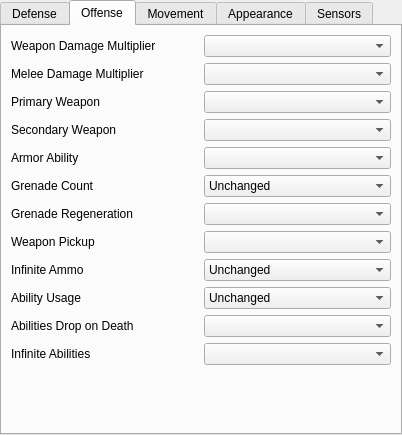
DavidJCobb/ReachVariantEditor, file native/src/ReachVariantTool/ui/main_window/page_player_traits.ui: the form before one commit.
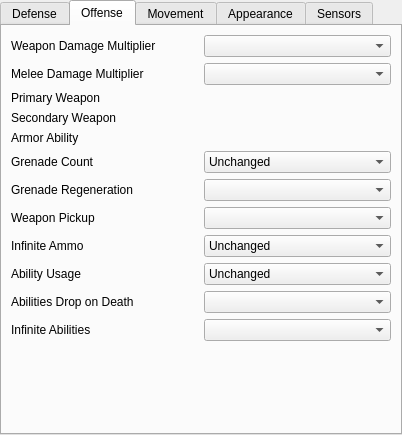
The form after the commit. The open tabs and pages were chosen to show the change. Custom widgets are drawn as their Qt base class.

Diff of the .ui file:
```diff
--- a/native/src/ReachVariantTool/ui/main_window/page_player_traits.ui
+++ b/native/src/ReachVariantTool/ui/main_window/page_player_traits.ui
@@ -573,10 +573,7 @@
       <attribute name="title">
        <string>Offense</string>
       </attribute>
-      <layout class="QGridLayout" name="gridLayout_11">
-       <item row="3" column="1">
-        <widget class="PlayerTraitWeaponCombobox" name="fieldWeaponSecondary"/>
-       </item>
+      <layout class="QGridLayout" name="gridLayout_11" columnstretch="1,1">
        <item row="10" column="0">
         <widget class="QLabel" name="labelAbilitiesDropOnDeath">
          <property name="text">
@@ -587,9 +584,56 @@
          </property>
         </widget>
        </item>
+       <item row="3" column="0">
+        <widget class="QLabel" name="labelWeaponSecondary">
+         <property name="text">
+          <string>Secondary Weapon</string>
+         </property>
+         <property name="buddy">
+          <cstring>fieldWeaponSecondary</cstring>
+         </property>
+        </widget>
+       </item>
        <item row="7" column="1">
         <widget class="PlayerTraitBooleanCombobox" name="fieldWeaponPickup"/>
        </item>
+       <item row="9" column="1">
+        <widget class="QComboBox" name="fieldAbilityUsage">
+         <item>
+          <property name="text">
+           <string>Unchanged</string>
+          </property>
+         </item>
+         <item>
+          <property name="text">
+           <string>Disabled</string>
+          </property>
+         </item>
+         <item>
+          <property name="text">
+           <string>Not With Objectives</string>
+          </property>
+         </item>
+         <item>
+          <property name="text">
+           <string>Enabled</string>
+          </property>
+         </item>
+        </widget>
+       </item>
+       <item row="8" column="0">
+        <widget class="QLabel" name="labelInfiniteAmmo">
+         <property name="text">
+          <string>Infinite Ammo</string>
+         </property>
+         <property name="buddy">
+          <cstring>fieldInfiniteAmmo</cstring>
+         </property>
+        </widget>
+       </item>
+       <item row="0" column="1">
+        <widget class="PlayerTraitDamageMultCombobox" name="fieldDamageMult"/>
+       </item>
        <item row="0" column="0">
         <widget class="QLabel" name="labelDamageMult">
          <property name="text">
@@ -624,6 +668,16 @@
          </item>
         </widget>
        </item>
+       <item row="9" column="0">
+        <widget class="QLabel" name="labelAbilityUsage">
+         <property name="text">
+          <string>Ability Usage</string>
+         </property>
+         <property name="buddy">
+          <cstring>fieldAbilityUsage</cstring>
+         </property>
+        </widget>
+       </item>
        <item row="1" column="0">
         <widget class="QLabel" name="labelMeleeMult">
          <property name="text">
@@ -634,70 +688,18 @@
          </property>
         </widget>
        </item>
-       <item row="8" column="0">
-        <widget class="QLabel" name="labelInfiniteAmmo">
-         <property name="text">
-          <string>Infinite Ammo</string>
-         </property>
-         <property name="buddy">
-          <cstring>fieldInfiniteAmmo</cstring>
-         </property>
-        </widget>
-       </item>
-       <item row="2" column="0">
-        <widget class="QLabel" name="labelWeaponPrimary">
-         <property name="text">
-          <string>Primary Weapon</string>
-         </property>
-         <property name="buddy">
-          <cstring>fieldWeaponPrimary</cstring>
+       <item row="10" column="1">
+        <widget class="PlayerTraitBooleanCombobox" name="fieldAbilitiesDropOnDeath">
+         <property name="toolTip">
+          <string>If enabled, players will drop their carried Armor Abilities when they die. Normally, they keep the Armor Abilities, such that others can't pick them up.</string>
          </property>
         </widget>
        </item>
        <item row="1" column="1">
         <widget class="PlayerTraitDamageMultCombobox" name="fieldMeleeMult"/>
        </item>
-       <item row="5" column="0">
-        <widget class="QLabel" name="labelGrenadeCount">
-         <property name="text">
-          <string>Grenade Count</string>
-         </property>
-         <property name="buddy">
-          <cstring>fieldGrenadeCount</cstring>
-         </property>
-        </widget>
-       </item>
-       <item row="3" column="0">
-        <widget class="QLabel" name="labelWeaponSecondary">
-         <property name="text">
-          <string>Secondary Weapon</string>
-         </property>
-         <property name="buddy">
-          <cstring>fieldWeaponSecondary</cstring>
-         </property>
-        </widget>
-       </item>
-       <item row="2" column="1">
-        <widget class="PlayerTraitWeaponCombobox" name="fieldWeaponPrimary"/>
-       </item>
-       <item row="0" column="1">
-        <widget class="PlayerTraitDamageMultCombobox" name="fieldDamageMult"/>
-       </item>
-       <item row="12" column="0" colspan="2">
-        <spacer name="verticalSpacer_10">
-         <property name="orientation">
-          <enum>Qt::Vertical</enum>
-         </property>
-         <property name="sizeHint" stdset="0">
-          <size>
-           <width>20</width>
-           <height>0</height>
-          </size>
-         </property>
-        </spacer>
-       </item>
-       <item row="4" column="1">
-        <widget class="PlayerTraitArmorAbilityCombobox" name="fieldArmorAbility"/>
+       <item row="11" column="1">
+        <widget class="PlayerTraitBooleanCombobox" name="fieldInfiniteAbility"/>
        </item>
        <item row="11" column="0">
         <widget class="QLabel" name="labelInfiniteAbility">
@@ -709,27 +711,33 @@
          </property>
         </widget>
        </item>
-       <item row="7" column="0">
-        <widget class="QLabel" name="labelWeaponPickup">
+       <item row="12" column="0" colspan="2">
+        <spacer name="verticalSpacer_10">
+         <property name="orientation">
+          <enum>Qt::Vertical</enum>
+         </property>
+         <property name="sizeHint" stdset="0">
+          <size>
+           <width>20</width>
+           <height>0</height>
+          </size>
+         </property>
+        </spacer>
+       </item>
+       <item row="5" column="0">
+        <widget class="QLabel" name="labelGrenadeCount">
          <property name="text">
-          <string>Weapon Pickup</string>
+          <string>Grenade Count</string>
          </property>
          <property name="buddy">
           <cstring>fieldWeaponPickup</cstring>
          </property>
         </widget>
        </item>
-       <item row="6" column="1">
-        <widget class="PlayerTraitBooleanCombobox" name="fieldGrenadeRegen">
-         <property name="toolTip">
-          <string>If enabled, the player will be given one plasma grenade and one frag grenade on every fifth second of the round, up to a maximum of two each.</string>
-         </property>
-        </widget>
-       </item>
-       <item row="4" column="0">
-        <widget class="QLabel" name="labelArmorAbility">
+       <item row="2" column="0">
+        <widget class="QLabel" name="labelWeaponPrimary">
          <property name="text">
-          <string>Armor Ability</string>
+          <string>Primary Weapon</string>
          </property>
          <property name="buddy">
           <cstring>fieldArmorAbility</cstring>
@@ -746,16 +754,6 @@
          </property>
         </widget>
        </item>
-       <item row="9" column="0">
-        <widget class="QLabel" name="labelAbilityUsage">
-         <property name="text">
-          <string>Ability Usage</string>
-         </property>
-         <property name="buddy">
-          <cstring>fieldAbilityUsage</cstring>
-         </property>
-        </widget>
-       </item>
        <item row="5" column="1">
         <widget class="QComboBox" name="fieldGrenadeCount">
          <item>
@@ -835,39 +833,41 @@
          </item>
         </widget>
        </item>
-       <item row="9" column="1">
-        <widget class="QComboBox" name="fieldAbilityUsage">
-         <item>
-          <property name="text">
-           <string>Unchanged</string>
-          </property>
-         </item>
-         <item>
-          <property name="text">
-           <string>Disabled</string>
-          </property>
-         </item>
-         <item>
-          <property name="text">
-           <string>Not With Objectives</string>
-          </property>
-         </item>
-         <item>
-          <property name="text">
-           <string>Enabled</string>
-          </property>
-         </item>
-        </widget>
-       </item>
-       <item row="10" column="1">
-        <widget class="PlayerTraitBooleanCombobox" name="fieldAbilitiesDropOnDeath">
+       <item row="6" column="1">
+        <widget class="PlayerTraitBooleanCombobox" name="fieldGrenadeRegen">
          <property name="toolTip">
           <string>If enabled, players will drop their carried Armor Abilities when they die. Normally, they keep the Armor Abilities, such that others can't pick them up.</string>
          </property>
         </widget>
        </item>
-       <item row="11" column="1">
-        <widget class="PlayerTraitBooleanCombobox" name="fieldInfiniteAbility"/>
+       <item row="7" column="0">
+        <widget class="QLabel" name="labelWeaponPickup">
+         <property name="text">
+          <string>Weapon Pickup</string>
+         </property>
+         <property name="buddy">
+          <cstring>fieldWeaponPickup</cstring>
+         </property>
+        </widget>
+       </item>
+       <item row="4" column="0">
+        <widget class="QLabel" name="labelArmorAbility">
+         <property name="text">
+          <string>Armor Ability</string>
+         </property>
+         <property name="buddy">
+          <cstring>fieldArmorAbility</cstring>
+         </property>
+        </widget>
+       </item>
+       <item row="2" column="1">
+        <widget class="RVTWeaponPicker" name="fieldWeaponPrimary"/>
+       </item>
+       <item row="3" column="1">
+        <widget class="RVTWeaponPicker" name="fieldWeaponSecondary"/>
+       </item>
+       <item row="4" column="1">
+        <widget class="RVTArmorAbilityPicker" name="fieldArmorAbility"/>
        </item>
       </layout>
      </widget>
@@ -1585,14 +1585,14 @@
  </widget>
  <customwidgets>
   <customwidget>
-   <class>PlayerTraitWeaponCombobox</class>
-   <extends>QComboBox</extends>
-   <header>../generic/PlayerTraitWidgets.h</header>
+   <class>RVTArmorAbilityPicker</class>
+   <extends>QWidget</extends>
+   <header>widgets/RVTArmorAbilityPicker.h</header>
   </customwidget>
   <customwidget>
-   <class>PlayerTraitArmorAbilityCombobox</class>
-   <extends>QComboBox</extends>
-   <header>../generic/PlayerTraitWidgets.h</header>
+   <class>RVTWeaponPicker</class>
+   <extends>QWidget</extends>
+   <header>widgets/RVTWeaponPicker.h</header>
   </customwidget>
   <customwidget>
    <class>PlayerTraitBooleanCombobox</class>
```
Left out of the diff: 14 changed lines with no effect on the pictures.
